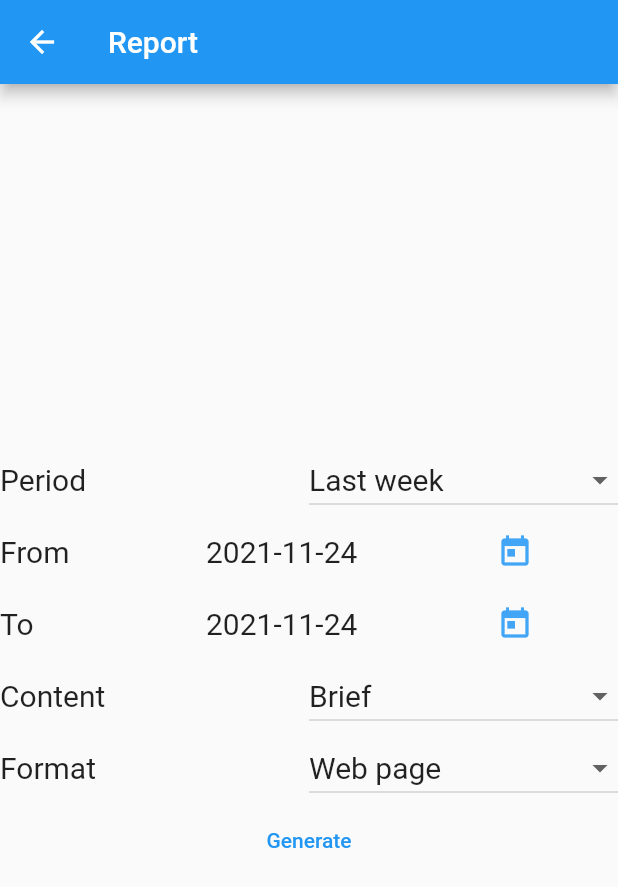
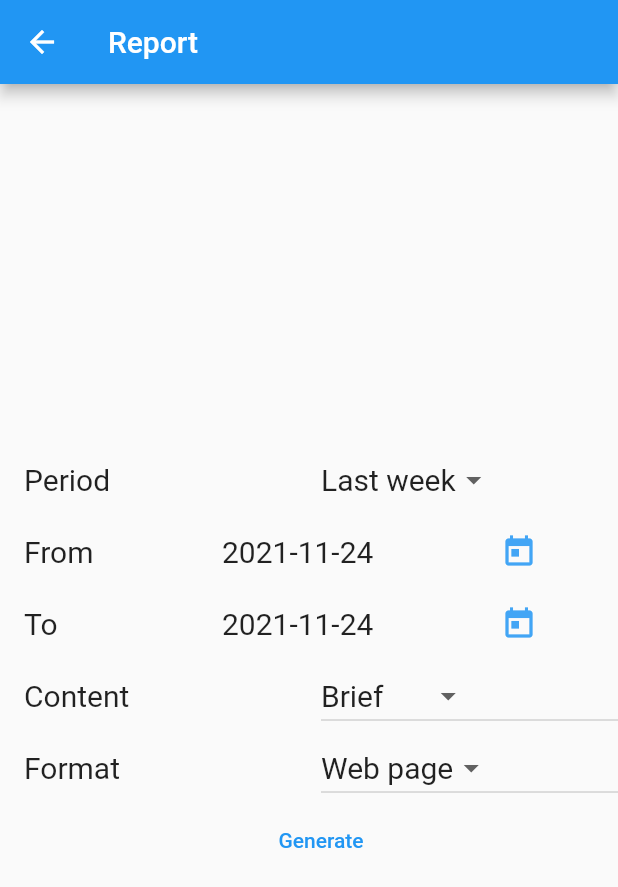
Before and after one commit to gaspar44/time-tracking, a Flutter app: the RegisterPage screen opened directly, on a phone screen of 412 x 824 dp. Shown: the top 887 px of the screen. Run offline on Flutter 3.47's test engine with Material 2 defaults, Android fonts, the phone set to English and light mode, and no system bars.

Commit message:
Updated formulario.dart

```diff
--- a/codelab_timetracker/lib/formulario.dart
+++ b/codelab_timetracker/lib/formulario.dart
@@ -38,19 +38,26 @@ class _RegisterPageState extends State<RegisterPage> {
           title: Text('Report'),
         ),
         body: new Container(
+
             child: new Column(
-                mainAxisAlignment: MainAxisAlignment.center,
-                crossAxisAlignment: CrossAxisAlignment.stretch,
+               mainAxisAlignment: MainAxisAlignment.center,
+               crossAxisAlignment: CrossAxisAlignment.center,
+
                 children: [
+
                   Row(
                     children: <Widget> [
 
+                      Padding(padding: EdgeInsets.all(8.0)),
                       Expanded(
-                        child: Text('Period'),
+                          child: Text('Period'),
                       ),
+
                       Expanded(
+
                           child: DropdownButton<String>(
-                            isExpanded: true,
+                            //isExpanded: true,
+                            underline: Container(width: 5.0),
                             value: _selectedLocation,
                             onChanged: (newValue) {
                               setState(() {
@@ -69,14 +76,20 @@ class _RegisterPageState extends State<RegisterPage> {
                       )
                     ],
                   ),
+
+
                   Row(
                   children: <Widget> [
+
+                    Padding(padding: EdgeInsets.all(8.0)),
                     Expanded(
                       child: Text('From'),
                     ),
-                  Expanded(
+
+                    Expanded(
                      child: Text(DateFormat('yyyy-MM-dd').format(selectedTimeFrom)),
                     ),
+
                     Expanded(
                         child: IconButton(
                             icon: Icon(Icons.today, color: Colors.blue.shade400),
@@ -87,14 +100,20 @@ class _RegisterPageState extends State<RegisterPage> {
                       )
                     ],
                   ),
+
+
                   Row(
                     children: <Widget> [
+
+                      Padding(padding: EdgeInsets.all(8.0)),
                       Expanded(
                         child: Text('To'),
                       ),
+
                       Expanded(
                         child: Text(DateFormat('yyyy-MM-dd').format(selectedTimeTo)),
                       ),
+
                       Expanded(
 
                           child: IconButton(
@@ -108,12 +127,15 @@ class _RegisterPageState extends State<RegisterPage> {
 
                   Row(
                     children: <Widget> [
+
+                      Padding(padding: EdgeInsets.all(8.0)),
                       Expanded(
                         child: Text('Content'),
                       ),
+
                       Expanded(
                           child: DropdownButton<String>(
-                            isExpanded: true,
+                            //isExpanded: true,
                             value: _selectedContent,
                             onChanged: (newValue) {
                               setState(() {
@@ -134,12 +156,15 @@ class _RegisterPageState extends State<RegisterPage> {
 
                   Row(
                     children: <Widget> [
+
+                      Padding(padding: EdgeInsets.all(8.0)),
                       Expanded(
                         child: Text('Format'),
                       ),
+
                       Expanded(
                           child: DropdownButton<String>(
-                            isExpanded: true,
+                            //isExpanded: true,
                             value: _selectedFormat,
                             onChanged: (newValue) {
                               setState(() {
@@ -156,8 +181,12 @@ class _RegisterPageState extends State<RegisterPage> {
                       )
                     ],
                   ),
+
+
                   Row(
                       children: <Widget> [
+
+                        Padding(padding: EdgeInsets.all(8.0)),
                         Expanded(
                             child: FlatButton(
                                 textColor: Colors.blue,
@@ -171,7 +200,6 @@ class _RegisterPageState extends State<RegisterPage> {
             )
         )
     );
-
   }
 
   formItemsDesign(icon, item) {
@@ -282,6 +310,4 @@ class _RegisterPageState extends State<RegisterPage> {
       },
     );
   }
-
-
 }
```
